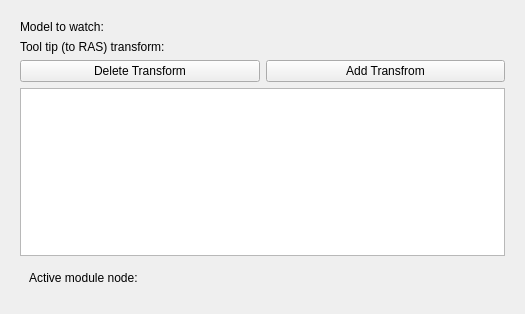
SlicerIGT/SlicerIGT, file ToolWatchdog/Resources/UI/qSlicerToolWatchdogModuleWidget.ui: the form before one commit.
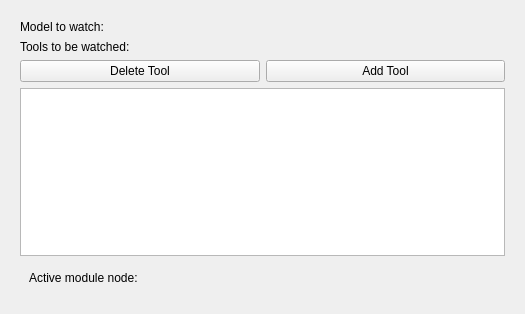
The form after the commit. Custom widgets are drawn as their Qt base class.

Commit message: re SlicerIGT/SlicerIGT#18 watches tools as displayable nodes but it does not watch when parent transform changes

The edit to the form file:
```diff
--- a/ToolWatchdog/Resources/UI/qSlicerToolWatchdogModuleWidget.ui
+++ b/ToolWatchdog/Resources/UI/qSlicerToolWatchdogModuleWidget.ui
@@ -37,7 +37,7 @@
           <item row="1" column="0">
            <widget class="QLabel" name="label_1">
             <property name="text">
-             <string>Tool tip (to RAS) transform: </string>
+             <string>Tools to be watched:</string>
             </property>
            </widget>
           </item>
@@ -66,14 +66,14 @@
           <item row="3" column="0">
            <widget class="QPushButton" name="DeleteTransformButton">
             <property name="text">
-             <string>Delete Transform</string>
+             <string>Delete Tool</string>
             </property>
            </widget>
           </item>
           <item row="3" column="1">
            <widget class="QPushButton" name="AddTransformButton">
             <property name="text">
-             <string>Add Transfrom</string>
+             <string>Add Tool</string>
             </property>
            </widget>
           </item>
```
Left out of the diff: 10 changed lines with no effect on the pictures. The commit also changes 9 other files.
